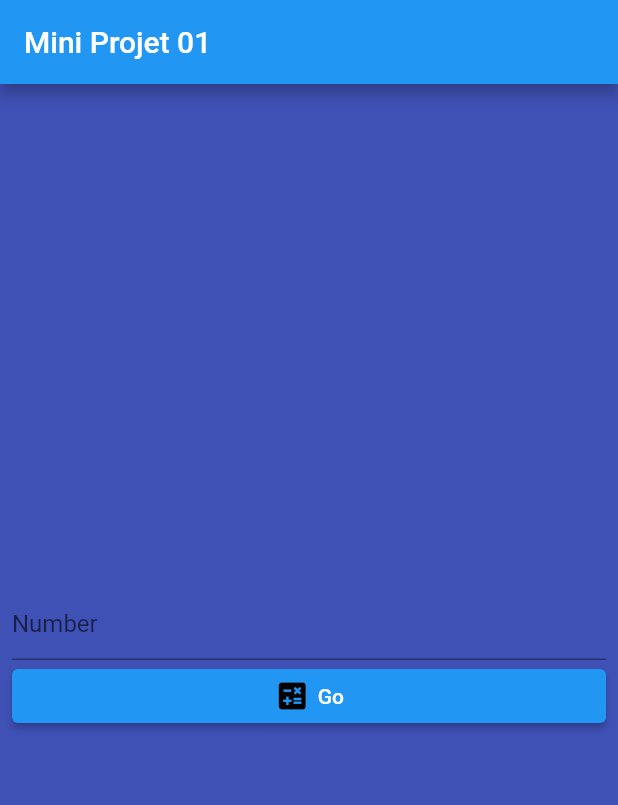
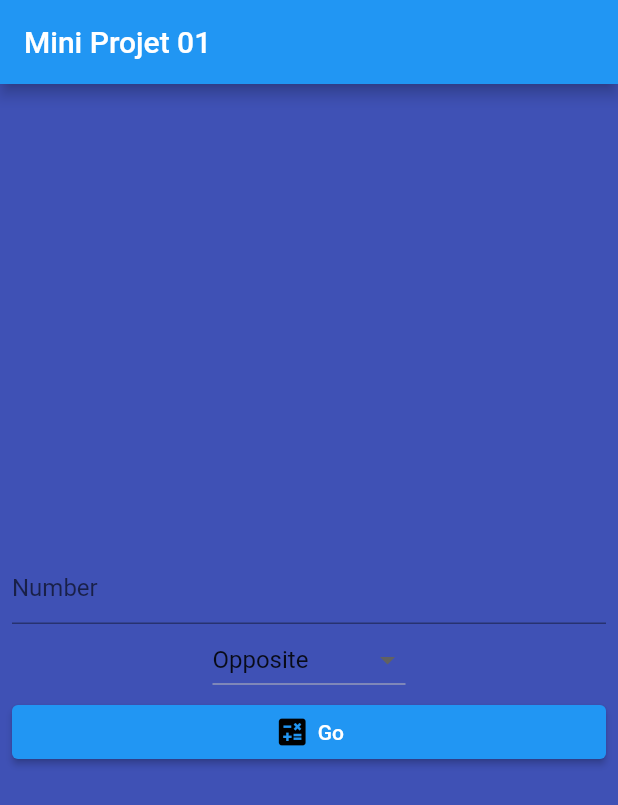
Before and after one commit to AbdelTriX/FlutterMiniProjectV1, a Flutter app: the screen it shows after launch, on a phone screen of 412 x 824 dp. Shown: the top 805 px of the screen. Run offline on Flutter 3.47's test engine with Material 2 defaults, Android fonts, the phone set to English and light mode, and no system bars.

Commit message:
ChoiceScreen - Use DropDownButton to choose operation

```diff
--- a/lib/Screen/choice.dart
+++ b/lib/Screen/choice.dart
@@ -2,38 +2,62 @@ import 'package:flutter/material.dart';
 import 'package:mini_project01/Screen/calculation.dart';
 import 'package:mini_project01/Screen/mainContainer.dart';
 
-class ChoiceScreen extends StatelessWidget {
+class ChoiceScreen extends StatefulWidget {
   const ChoiceScreen({super.key});
+
+  @override
+  State<ChoiceScreen> createState() => _ChoiceScreenState();
+}
+
+class _ChoiceScreenState extends State<ChoiceScreen> {
+  String _operation = "opposite";
+
 
   @override
   Widget build(BuildContext context) {
     TextEditingController numberController = TextEditingController();
-
 
     return Column(
       mainAxisAlignment: MainAxisAlignment.center,
       children: [
         TextField(
           controller: numberController,
-          decoration: InputDecoration(
-            hintText: 'Number'
+          decoration: const InputDecoration(hintText: 'Number'),
         ),
+        DropdownButton<String>(
+          items: const [
+            DropdownMenuItem(value: "opposite", child: Text("Opposite")),
+            DropdownMenuItem(
+                value: "absolute-value",
+                child: Text("Absolute value")),
+            DropdownMenuItem(value: "square", child: Text("Square"))
+          ],
+          onChanged: (value) {
+            setState(() {
+              _operation = value!;
+
+            });
+          },
+          value: _operation,
         ),
         ElevatedButton(
             onPressed: () {
-
-              try{
+              try {
                 int number = int.parse(numberController.text);
 
                 // BHAL INTENT LI F JAVA
-                Navigator.of(context).push(MaterialPageRoute(builder: (context) => mainContainer(CalculationScreen(number, "opposite"))));
-              }on Exception {
+                Navigator.of(context).push(MaterialPageRoute(
+                    builder: (context) =>
+                        mainContainer(CalculationScreen(number, _operation))));
+              } on Exception {
                 SnackBar snackBar = const SnackBar(
                   content: Row(
                     mainAxisAlignment: MainAxisAlignment.center,
                     children: [
                       Icon(Icons.error, color: Colors.red),
-                        SizedBox(width: 5,),
+                      SizedBox(
+                        width: 5,
+                      ),
                       Text("You should enter an Integer"),
                     ],
                   ),
@@ -46,7 +70,10 @@ class ChoiceScreen extends StatelessWidget {
             child: const Row(
               mainAxisAlignment: MainAxisAlignment.center,
               children: [
-                Icon(Icons.calculate, color: Colors.black,),
+                Icon(
+                  Icons.calculate,
+                  color: Colors.black,
+                ),
                 SizedBox(
                   width: 5,
                 ),
```
Lines whose indentation alone changed are shown as unchanged.
